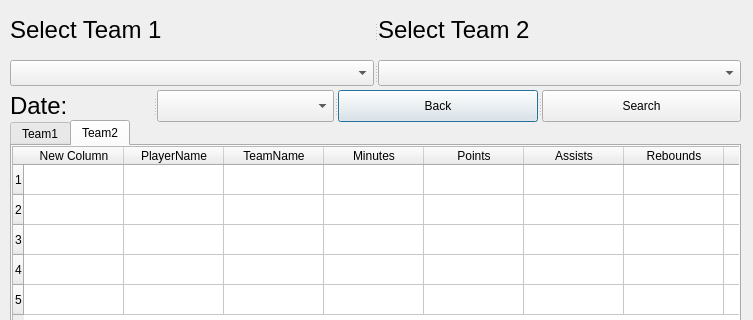
Before: the Qt Designer form Application/UIs/boxScore.ui in shnkreddy98/NBA-Stats-App, drawn with Qt 5; both pictures show x 0 to 753 and y 0 to 320 of the 753 by 524 pixel window.
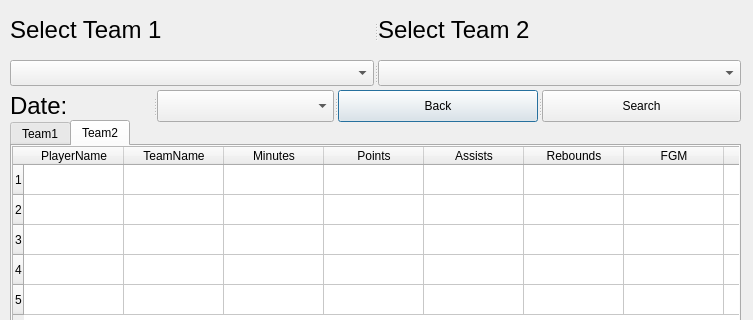
After: the same form once the commit is applied. The open tabs and pages were chosen to show the change.

What changed in the file:
```diff
--- a/Application/UIs/boxScore.ui
+++ b/Application/UIs/boxScore.ui
@@ -188,11 +188,6 @@
        <string>5</string>
       </property>
      </row>
-     <column>
-      <property name="text">
-       <string>New Column</string>
-      </property>
-     </column>
      <column>
       <property name="text">
        <string>PlayerName</string>
@@ -273,6 +268,11 @@
        <string>BLK</string>
       </property>
      </column>
+     <column>
+      <property name="text">
+       <string>TurnOvers</string>
+      </property>
+     </column>
      <column>
       <property name="text">
        <string>PF</string>
```
Left out of the diff: 5 changed lines with no effect on the pictures.
